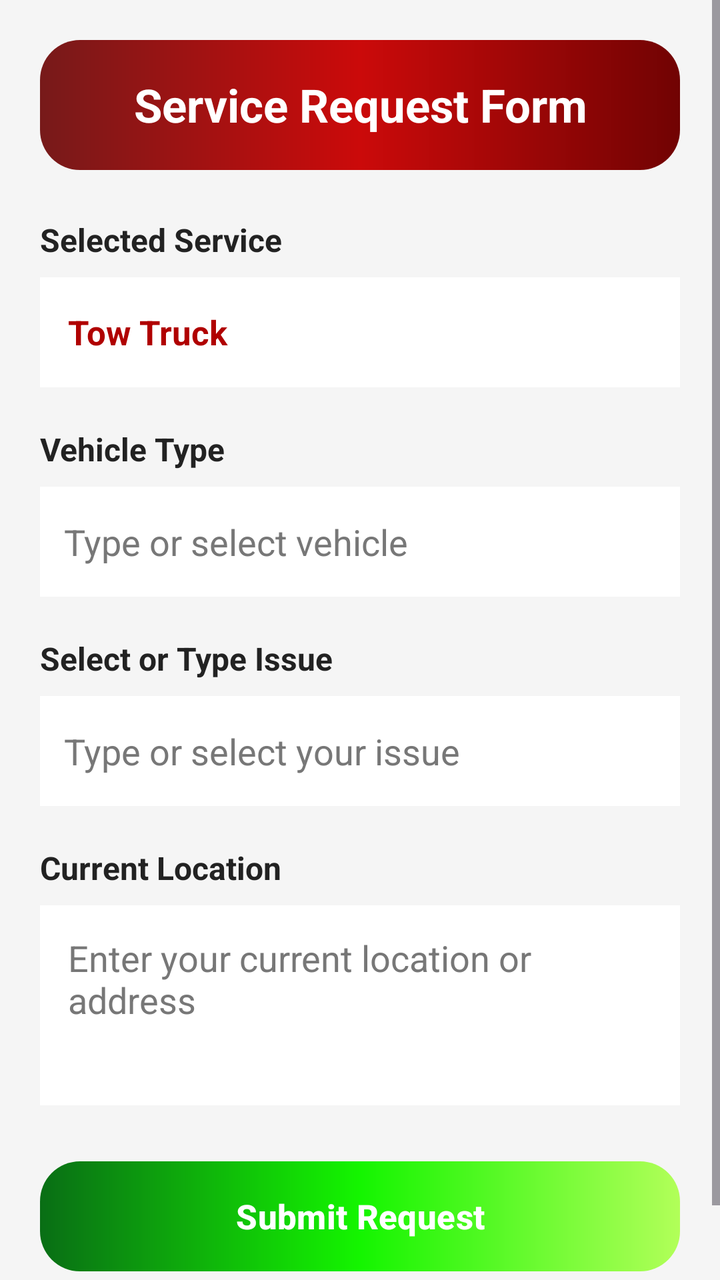
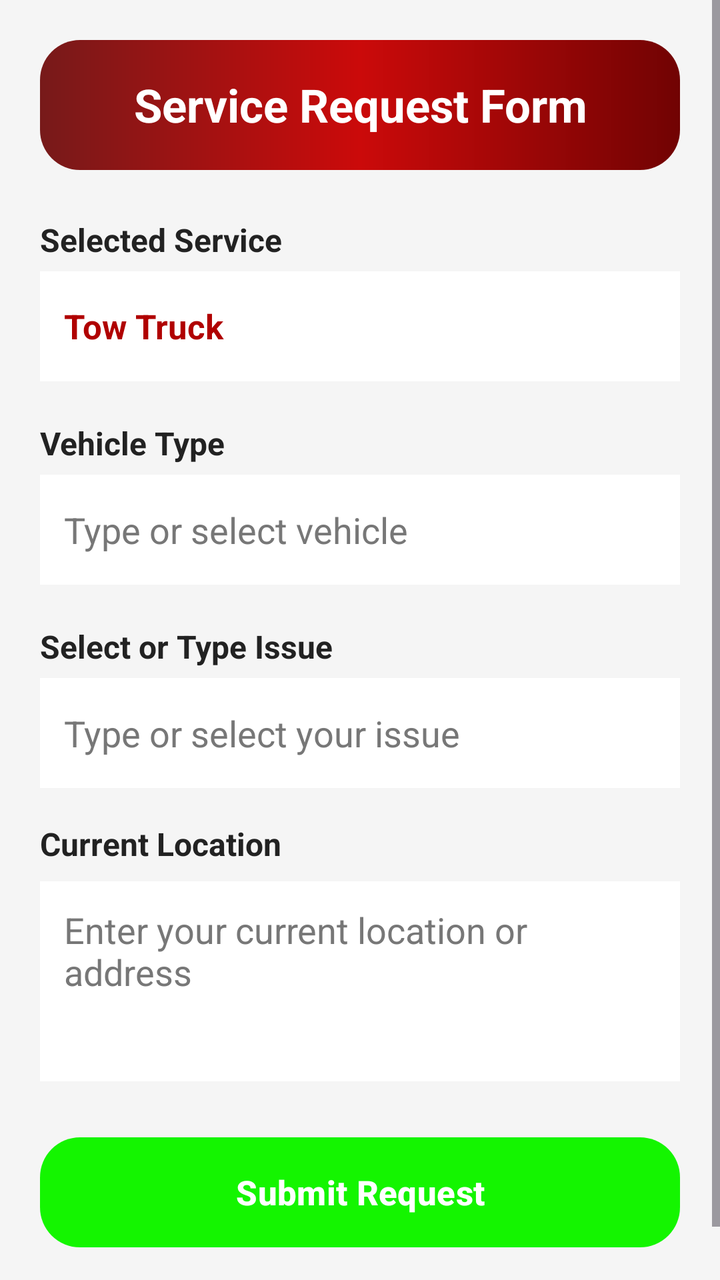

Compare the two renders of this Android layout. The source of the first and the diff that turns it into the second are given below.
<!-- AndroidManifest.xml: application theme Theme.RoadSideAssistance -->
<!-- res/layout/activity_service_req.xml -->
<?xml version="1.0" encoding="utf-8"?>
<ScrollView xmlns:android="http://schemas.android.com/apk/res/android"
    android:layout_width="match_parent"
    android:layout_height="match_parent"
    xmlns:app="http://schemas.android.com/apk/res-auto"
    android:background="#F5F5F5"
    android:fillViewport="true">

    <LinearLayout
        android:layout_width="match_parent"
        android:layout_height="wrap_content"
        android:orientation="vertical"
        android:padding="20dp">

        <TextView
            android:layout_width="match_parent"
            android:layout_height="65dp"
            android:background="@drawable/bg_service_red_gradient"
            android:gravity="center"
            android:text="Service Request Form"
            android:textColor="#FFFFFF"
            android:textSize="23sp"
            android:textStyle="bold" />

        <TextView
            android:layout_width="match_parent"
            android:layout_height="wrap_content"
            android:layout_marginTop="24dp"
            android:text="Selected Service"
            android:textColor="#222222"
            android:textSize="16sp"
            android:textStyle="bold" />



        <TextView
            android:id="@+id/tvSelectedService"
            android:layout_width="match_parent"
            android:layout_height="55dp"
            android:layout_marginTop="8dp"
            android:background="#FFFFFF"
            android:gravity="center_vertical"
            android:padding="14dp"
            android:text="Tow Truck"
            android:textColor="#B00000"
            android:textSize="17sp"
            android:textStyle="bold" />

        <TextView
            android:layout_width="match_parent"
            android:layout_height="wrap_content"
            android:layout_marginTop="20dp"
            android:text="Vehicle Type"
            android:textColor="#222222"
            android:textSize="16sp"
            android:textStyle="bold" />

        <AutoCompleteTextView
            android:id="@+id/etVehicleType"
            android:layout_width="match_parent"
            android:layout_height="55dp"
            android:layout_marginTop="8dp"
            android:background="#FFFFFF"
            android:completionThreshold="1"
            android:hint="Type or select vehicle"
            android:inputType="textCapWords"
            android:padding="12dp"
            android:singleLine="true"
            android:textColor="#222222"
            android:textColorHint="#777777" />

        <TextView
            android:layout_width="match_parent"
            android:layout_height="wrap_content"
            android:layout_marginTop="20dp"
            android:text="Select or Type Issue"
            android:textColor="#222222"
            android:textSize="16sp"
            android:textStyle="bold" />

        <AutoCompleteTextView
            android:id="@+id/etServiceIssue"
            android:layout_width="match_parent"
            android:layout_height="55dp"
            android:layout_marginTop="8dp"
            android:background="#FFFFFF"
            android:completionThreshold="1"
            android:hint="Type or select your issue"
            android:inputType="textCapSentences"
            android:padding="12dp"
            android:singleLine="true"
            android:textColor="#222222"
            android:textColorHint="#777777" />

        <TextView
            android:layout_width="match_parent"
            android:layout_height="wrap_content"
            android:layout_marginTop="20dp"
            android:text="Current Location"
            android:textColor="#222222"
            android:textSize="16sp"
            android:textStyle="bold" />

        <EditText
            android:id="@+id/etServiceLocation"
            android:layout_width="match_parent"
            android:layout_height="100dp"
            android:layout_marginTop="8dp"
            android:background="#FFFFFF"
            android:gravity="top|start"
            android:hint="Enter your current location or address"
            android:inputType="textPostalAddress|textMultiLine"
            android:padding="14dp"
            android:textColor="#222222"
            android:textColorHint="#777777" />

        <Button
            android:id="@+id/btnSubmitServiceRequest"
            android:layout_width="match_parent"
            android:layout_height="55dp"
            android:layout_marginTop="28dp"
            android:layout_marginBottom="24dp"
            android:background="@drawable/bg_login_btn"
            app:backgroundTint="@null"
            android:text="Submit Request"
            android:textAllCaps="false"
            android:textColor="#FFFFFF"
            android:textSize="17sp"
            android:textStyle="bold" />

    </LinearLayout>
</ScrollView>
<!-- resources referenced by this layout -->
<resources>
  <!-- drawable bg_login_btn (drawable) -->
  <?xml version="1.0" encoding="utf-8"?>
  <shape xmlns:android="http://schemas.android.com/apk/res/android"
      android:shape="rectangle">
  
      <gradient
          android:startColor="#096E15"
          android:centerColor="#14F500"
          android:endColor="#B2FF59"
          android:angle="0"
          android:type="linear" />
  
      <corners android:radius="20dp" />
  
  </shape>
  
  
  
  
  
  
  
  
  
  
  
  
  
  
  
  
      
  
  
  
  
  
  
  
  <!-- drawable bg_service_red_gradient (drawable) -->
  <?xml version="1.0" encoding="utf-8"?>
  <shape xmlns:android="http://schemas.android.com/apk/res/android"
      android:shape="rectangle">
  
      <gradient
          android:startColor="#771A1A"
          android:centerColor="#CB0A0A"
          android:endColor="#710303"
          android:angle="0"
          android:type="linear" />
  
      <corners android:radius="20dp" />
  
  </shape>
  <style name="Theme.RoadSideAssistance" parent="Base.Theme.RoadSideAssistance" />
  <style name="Base.Theme.RoadSideAssistance" parent="Theme.Material3.DayNight.NoActionBar">
  
          <item name="colorPrimary">#14F500</item>
          <item name="colorSecondary">#14F500</item>
          <item name="colorControlActivated">#14F500</item>
  
      </style>
</resources>

<!-- the commit's change to res/layout/activity_service_req.xml (unified diff, before → after) -->
@@ -1,10 +1,11 @@
 <?xml version="1.0" encoding="utf-8"?>
 <ScrollView xmlns:android="http://schemas.android.com/apk/res/android"
+    xmlns:app="http://schemas.android.com/apk/res-auto"
     android:layout_width="match_parent"
     android:layout_height="match_parent"
-    xmlns:app="http://schemas.android.com/apk/res-auto"
     android:background="#F5F5F5"
-    android:fillViewport="true">
+    android:fillViewport="true"
+    android:clipToPadding="false">
 
     <LinearLayout
         android:layout_width="match_parent"
@@ -31,20 +32,27 @@
             android:textSize="16sp"
             android:textStyle="bold" />
 
-
-
-        <TextView
-            android:id="@+id/tvSelectedService"
-            android:layout_width="match_parent"
-            android:layout_height="55dp"
-            android:layout_marginTop="8dp"
-            android:background="#FFFFFF"
-            android:gravity="center_vertical"
-            android:padding="14dp"
-            android:text="Tow Truck"
-            android:textColor="#B00000"
-            android:textSize="17sp"
-            android:textStyle="bold" />
+        <androidx.cardview.widget.CardView
+            android:layout_width="match_parent"
+            android:layout_height="55dp"
+            android:layout_marginTop="5dp"
+            app:cardCornerRadius="@dimen/_10sdp"
+            app:cardElevation="@dimen/_5sdp">
+
+            <TextView
+                android:id="@+id/tvSelectedService"
+                android:layout_width="match_parent"
+                android:layout_height="match_parent"
+                android:background="#FFFFFF"
+                android:gravity="center_vertical"
+                android:paddingStart="12dp"
+                android:paddingEnd="12dp"
+                android:text="Tow Truck"
+                android:textColor="#B00000"
+                android:textSize="17sp"
+                android:textStyle="bold" />
+
+        </androidx.cardview.widget.CardView>
 
         <TextView
             android:layout_width="match_parent"
@@ -55,19 +63,29 @@
             android:textSize="16sp"
             android:textStyle="bold" />
 
-        <AutoCompleteTextView
-            android:id="@+id/etVehicleType"
-            android:layout_width="match_parent"
-            android:layout_height="55dp"
-            android:layout_marginTop="8dp"
-            android:background="#FFFFFF"
-            android:completionThreshold="1"
-            android:hint="Type or select vehicle"
-            android:inputType="textCapWords"
-            android:padding="12dp"
-            android:singleLine="true"
-            android:textColor="#222222"
-            android:textColorHint="#777777" />
+        <androidx.cardview.widget.CardView
+            android:layout_width="match_parent"
+            android:layout_height="55dp"
+            android:layout_marginTop="5dp"
+            app:cardCornerRadius="@dimen/_10sdp"
+            app:cardElevation="@dimen/_5sdp">
+
+            <AutoCompleteTextView
+                android:id="@+id/etVehicleType"
+                android:layout_width="match_parent"
+                android:layout_height="match_parent"
+                android:background="#FFFFFF"
+                android:completionThreshold="1"
+                android:gravity="center_vertical"
+                android:hint="Type or select vehicle"
+                android:inputType="textCapWords"
+                android:paddingStart="12dp"
+                android:paddingEnd="12dp"
+                android:singleLine="true"
+                android:textColor="#222222"
+                android:textColorHint="#777777" />
+
+        </androidx.cardview.widget.CardView>
 
         <TextView
             android:layout_width="match_parent"
@@ -78,41 +96,116 @@
             android:textSize="16sp"
             android:textStyle="bold" />
 
-        <AutoCompleteTextView
-            android:id="@+id/etServiceIssue"
-            android:layout_width="match_parent"
-            android:layout_height="55dp"
-            android:layout_marginTop="8dp"
-            android:background="#FFFFFF"
-            android:completionThreshold="1"
-            android:hint="Type or select your issue"
-            android:inputType="textCapSentences"
-            android:padding="12dp"
-            android:singleLine="true"
-            android:textColor="#222222"
-            android:textColorHint="#777777" />
-
-        <TextView
-            android:layout_width="match_parent"
-            android:layout_height="wrap_content"
-            android:layout_marginTop="20dp"
+        <androidx.cardview.widget.CardView
+            android:layout_width="match_parent"
+            android:layout_height="55dp"
+            android:layout_marginTop="5dp"
+            app:cardCornerRadius="@dimen/_10sdp"
+            app:cardElevation="@dimen/_5sdp">
+
+            <AutoCompleteTextView
+                android:id="@+id/etServiceIssue"
+                android:layout_width="match_parent"
+                android:layout_height="match_parent"
+                android:background="#FFFFFF"
+                android:gravity="center_vertical"
+                android:hint="Type or select your issue"
+                android:inputType="textCapSentences"
+                android:paddingStart="12dp"
+                android:paddingEnd="12dp"
+                android:singleLine="true"
+                android:textColor="#222222"
+                android:textColorHint="#777777" />
+
+        </androidx.cardview.widget.CardView>
+
+        <LinearLayout
+            android:id="@+id/layoutFuelOptions"
+            android:layout_width="match_parent"
+            android:layout_height="wrap_content"
+            android:orientation="vertical"
+            android:visibility="gone">
+
+            <TextView
+                android:layout_width="wrap_content"
+                android:layout_height="wrap_content"
+                android:layout_marginTop="10dp"
+                android:text="Select Fuel Type"
+                android:textColor="?android:attr/textColorPrimary"
+                android:textSize="16sp"
+                android:textStyle="bold" />
+
+            <androidx.cardview.widget.CardView
+                android:layout_width="match_parent"
+                android:layout_height="wrap_content"
+                android:layout_marginTop="5dp"
+                app:cardCornerRadius="@dimen/_10sdp"
+                app:cardElevation="@dimen/_5sdp">
+
+                <Spinner
+                    android:id="@+id/spinnerFuelType"
+                    android:layout_width="match_parent"
+                    android:layout_height="50dp"
+                    android:entries="@array/fuel_types" />
+
+            </androidx.cardview.widget.CardView>
+
+            <TextView
+                android:layout_width="wrap_content"
+                android:layout_height="wrap_content"
+                android:layout_marginTop="12dp"
+                android:text="Select Quantity (Litres)"
+                android:textColor="?android:attr/textColorPrimary"
+                android:textSize="16sp"
+                android:textStyle="bold" />
+
+            <androidx.cardview.widget.CardView
+                android:layout_width="match_parent"
+                android:layout_height="wrap_content"
+                android:layout_marginTop="5dp"
+                android:layout_marginBottom="5dp"
+                app:cardCornerRadius="@dimen/_10sdp"
+                app:cardElevation="@dimen/_5sdp">
+
+                <Spinner
+                    android:id="@+id/spinnerFuelQuantity"
+                    android:layout_width="match_parent"
+                    android:layout_height="50dp"
+                    android:entries="@array/fuel_quantities" />
+
+            </androidx.cardview.widget.CardView>
+
+        </LinearLayout>
+
+        <TextView
+            android:layout_width="match_parent"
+            android:layout_height="wrap_content"
+            android:layout_marginTop="17dp"
+            android:layout_marginBottom="8dp"
             android:text="Current Location"
             android:textColor="#222222"
             android:textSize="16sp"
             android:textStyle="bold" />
 
-        <EditText
-            android:id="@+id/etServiceLocation"
-            android:layout_width="match_parent"
-            android:layout_height="100dp"
-            android:layout_marginTop="8dp"
-            android:background="#FFFFFF"
-            android:gravity="top|start"
-            android:hint="Enter your current location or address"
-            android:inputType="textPostalAddress|textMultiLine"
-            android:padding="14dp"
-            android:textColor="#222222"
-            android:textColorHint="#777777" />
+        <androidx.cardview.widget.CardView
+            android:layout_width="match_parent"
+            android:layout_height="wrap_content"
+            app:cardCornerRadius="@dimen/_10sdp"
+            app:cardElevation="@dimen/_5sdp">
+
+            <EditText
+                android:id="@+id/etServiceLocation"
+                android:layout_width="match_parent"
+                android:layout_height="100dp"
+                android:background="#FFFFFF"
+                android:gravity="top|start"
+                android:hint="Enter your current location or address"
+                android:inputType="textPostalAddress|textMultiLine"
+                android:padding="12dp"
+                android:textColor="#222222"
+                android:textColorHint="#777777" />
+
+        </androidx.cardview.widget.CardView>
 
         <Button
             android:id="@+id/btnSubmitServiceRequest"
@@ -121,7 +214,7 @@
             android:layout_marginTop="28dp"
             android:layout_marginBottom="24dp"
             android:background="@drawable/bg_login_btn"
-            app:backgroundTint="@null"
+            android:backgroundTint="@null"
             android:text="Submit Request"
             android:textAllCaps="false"
             android:textColor="#FFFFFF"
@@ -129,4 +222,5 @@
             android:textStyle="bold" />
 
     </LinearLayout>
+
 </ScrollView>
<!-- resource entries referenced after the edit -->
@@ -1,5 +1,18 @@
 <!-- resources referenced by this layout -->
 <resources>
+  <string-array name="fuel_quantities">
+          <item>Select Quantity</item>
+          <item>1 Liter</item>
+          <item>2 Liters</item>
+          <item>5 Liters</item>
+          <item>7 Liters</item>
+          <item>10 Liters</item>
+      </string-array>
+  <string-array name="fuel_types">
+          <item>Select Fuel type</item>
+          <item>Petrol</item>
+          <item>Diesel</item>
+      </string-array>
   <!-- drawable bg_login_btn (drawable) -->
   <?xml version="1.0" encoding="utf-8"?>
   <shape xmlns:android="http://schemas.android.com/apk/res/android"
